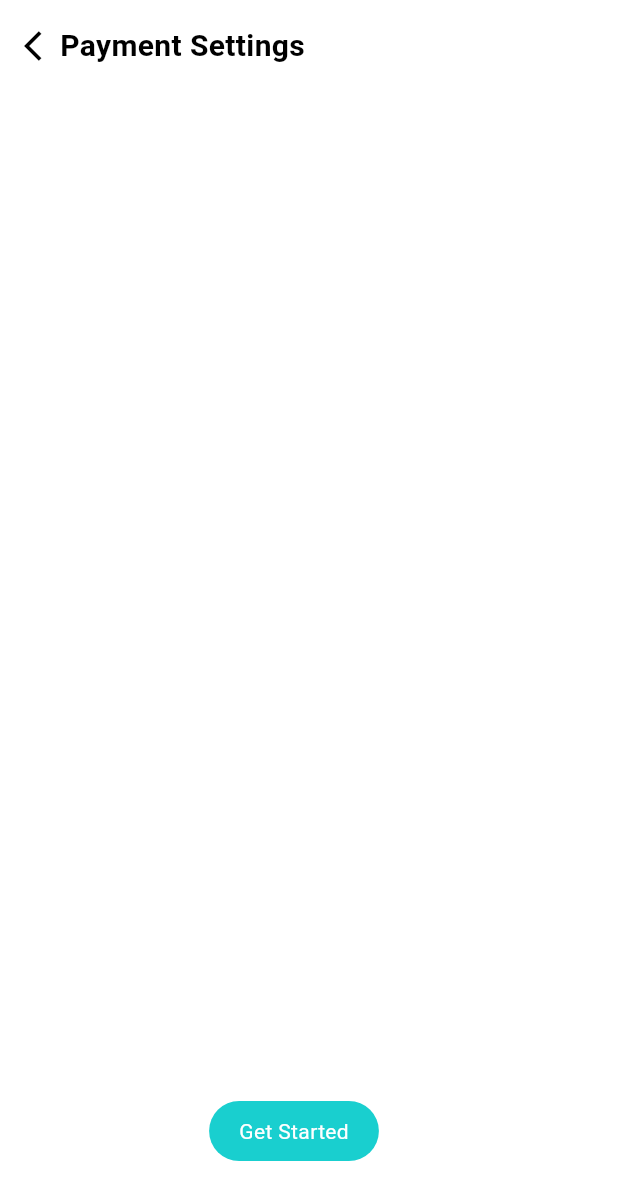
After one commit to Ahmad-code916/e-commerce_app, a Flutter app: the CardSettings screen opened directly, on a phone screen of 412 x 824 dp. The commit adds this screen. Shown: the top 1200 px of the screen. Run offline on Flutter 3.47's test engine with Material 3 defaults, Android fonts, the phone set to English and light mode, and no system bars; our stand-ins replace adaptive_dialog, cached_network_image, dio, flutter_dotenv, flutter_svg, get; missing offline and left inert: flutter_stripe.

Commit message:
Card screen

```diff
--- /dev/null
+++ b/lib/screens/card_settings/card_settings.dart
@@ -0,0 +1,166 @@
+import 'package:flutter/material.dart';
+import 'package:get/get.dart';
+
+class CardSettings extends StatelessWidget {
+  CardSettings({super.key});
+
+  @override
+  Widget build(BuildContext context) {
+    return SafeArea(
+        child: Scaffold(
+      body: Container(
+        color: Colors.white,
+        child: Padding(
+          padding: const EdgeInsets.symmetric(horizontal: 16.0),
+          child: Column(
+            children: [
+              Expanded(
+                child: Column(
+                  children: [
+                    Padding(
+                      padding: const EdgeInsets.only(top: 16, bottom: 17),
+                      child: Row(
+                        children: [
+                          GestureDetector(
+                            onTap: () {
+                              Get.back();
+                            },
+                            child: const Icon(
+                              Icons.arrow_back_ios,
+                              color: Colors.black,
+                            ),
+                          ),
+                          const Text(
+                            'Payment Settings',
+                            style: TextStyle(
+                              fontSize: 20,
+                              fontWeight: FontWeight.w700,
+                              color: Colors.black,
+                            ),
+                          ),
+                        ],
+                      ),
+                    ),
+                    const SizedBox(height: 20),
+                    // Expanded(
+                    //     child: Column(
+                    //       children: [
+                    //         if (controller.isLoading)
+                    //           const Expanded(child: NativeProgress())
+                    //         else
+                    //           ...List.generate(controller.cardsList.length + 1,
+                    //                   (i) {
+                    //                 if (controller.cardsList.length == i) {
+                    //                   return GestureDetector(
+                    //                     behavior: HitTestBehavior.opaque,
+                    //                     onTap: () {
+                    //                       controller.addNewCard();
+                    //                     },
+                    //                     child: Row(
+                    //                       children: [
+                    //                         Container(
+                    //                           padding: const EdgeInsets.symmetric(
+                    //                               horizontal: 4, vertical: 2),
+                    //                           decoration: BoxDecoration(
+                    //                               color: AppColors.lightGreySixth,
+                    //                               borderRadius:
+                    //                               BorderRadius.circular(5)),
+                    //                           child: const Icon(Icons.add),
+                    //                         ),
+                    //                         const SizedBox(width: 10),
+                    //                         Text(
+                    //                           AppStrings.addCard.tr,
+                    //                           style: const TextStyle(
+                    //                               fontSize: 15,
+                    //                               fontFamily: 'inter',
+                    //                               fontWeight: FontWeight.w400),
+                    //                         )
+                    //                       ],
+                    //                     ),
+                    //                   );
+                    //                 }
+                    //                 return GestureDetector(
+                    //                   onTap: () {
+                    //                     controller.defaultPaymentMethodId =
+                    //                     controller.cardsList[i]['id'];
+                    //                     controller.update();
+                    //                   },
+                    //                   child: Container(
+                    //                     width: double.infinity,
+                    //                     margin: const EdgeInsets.only(bottom: 10),
+                    //                     padding: const EdgeInsets.all(10),
+                    //                     decoration: BoxDecoration(
+                    //                         color: AppColors.white,
+                    //                         borderRadius: BorderRadius.circular(8),
+                    //                         border: Border.all(
+                    //                             color: AppColors.lightGreySixth)),
+                    //                     child: Row(
+                    //                       mainAxisAlignment:
+                    //                       MainAxisAlignment.spaceBetween,
+                    //                       children: [
+                    //                         Text(
+                    //                             '${controller.cardsList[i]['brandName']} **** **** **** ${controller.cardsList[i]['last4digits']}',
+                    //                             style: const TextStyle(
+                    //                                 fontSize: 15,
+                    //                                 fontFamily: 'inter',
+                    //                                 fontWeight: FontWeight.w400)),
+                    //                         Container(
+                    //                           height: 20,
+                    //                           width: 20,
+                    //                           decoration: BoxDecoration(
+                    //                             border: Border.all(
+                    //                                 color: AppColors.darkGreen),
+                    //                             borderRadius:
+                    //                             BorderRadius.circular(49),
+                    //                           ),
+                    //                           child: Padding(
+                    //                             padding: const EdgeInsets.all(5.0),
+                    //                             child: Container(
+                    //                               decoration: BoxDecoration(
+                    //                                 shape: BoxShape.circle,
+                    //                                 color: controller.cardsList[i]
+                    //                                 ['id'] ==
+                    //                                     controller
+                    //                                         .defaultPaymentMethodId
+                    //                                     ? AppColors.darkGreen
+                    //                                     : Colors.transparent,
+                    //                               ),
+                    //                             ),
+                    //                           ),
+                    //                         ),
+                    //                       ],
+                    //                     ),
+                    //                   ),
+                    //                 );
+                    //               })
+                    //       ],
+                    //     )),
+                  ],
+                ),
+              ),
+              GestureDetector(
+                onTap: () {},
+                child: Container(
+                  padding: const EdgeInsets.only(
+                      left: 20, right: 20, top: 10, bottom: 10),
+                  margin: const EdgeInsets.only(right: 20, bottom: 30),
+                  decoration: BoxDecoration(
+                      color: const Color(0xFF10CCCCC),
+                      borderRadius: BorderRadius.circular(50)),
+                  child: const Text(
+                    'Get Started',
+                    style: TextStyle(
+                      color: Colors.white,
+                      fontSize: 14,
+                    ),
+                  ),
+                ),
+              ),
+              const SizedBox(height: 20),
+            ],
+          ),
+        ),
+      ),
+    ));
+  }
+}
--- a/lib/screens/cart_list_screen/cart_screen_controller.dart
+++ b/lib/screens/cart_list_screen/cart_screen_controller.dart
@@ -6,6 +6,7 @@ import 'package:http/http.dart' as http;
 
 class CartListScreenController extends GetxController {
   final List<CartModel> cartList2 = [];
+  bool isLoading = false;
 
   Future<List<CartModel>> getCartList() async {
     final response =
@@ -16,6 +17,7 @@ class CartListScreenController extends GetxController {
         cartList2.add(CartModel.fromJson(i));
         update();
       }
+      return cartList2;
     } else {
       throw Exception('Status Code error');
     }
--- a/lib/screens/electronics/electronics_screen.dart
+++ b/lib/screens/electronics/electronics_screen.dart
@@ -1,7 +1,6 @@
 import 'package:flutter/material.dart';
 import 'package:get/get.dart';
-import 'package:new_api_project/screens/electronics/slectronics_screen_controller.dart';
-import 'package:new_api_project/screens/mens_clothing_screen/mens_clothing_controller.dart';
+import 'package:new_api_project/screens/electronics/electronics_screen_controller.dart';
 import 'package:new_api_project/widgets/app_cache_image.dart';
 import 'package:new_api_project/widgets/rich_text_widget.dart';
 
@@ -104,7 +103,7 @@ class ElectronicScreen extends StatelessWidget {
                             child: Row(
                               children: [
                                 const Icon(
-                                  Icons.favorite,
+                                  Icons.star,
                                   size: 20,
                                   color: Colors.orangeAccent,
                                 ),
--- /dev/null
+++ b/lib/utilities/stripe_api_keys.dart
@@ -0,0 +1,4 @@
+const String publishableKey =
+    "pk_test_51QGDClBpQO8Ylmm9aO91KaifnLNy7TY6PL5E1IOzFDeI6kWV6iOs1EfAF1UR91uGChhOylmLXcwRH57NDy8dOpGQ00DYNmwOnR";
+const String secretKey =
+    "sk_test_51QGDClBpQO8Ylmm9INKLn19qctBI5szbkx02CltXPoKyQwLA6PkeIVqwFjOQiNHwEZBLDdxYnkVw6l9urA7sSI4N00a04VeEg8";
--- a/pubspec.yaml
+++ b/pubspec.yaml
@@ -44,6 +44,9 @@ dependencies:
   permission_handler: ^11.3.1
   dropdown_button2: ^2.3.9
   flutter_svg: ^2.0.10+1
+  flutter_stripe: ^11.2.0
+  dio: ^5.7.0
+  flutter_dotenv: ^5.2.1
 
 
 dev_dependencies:
@@ -71,6 +74,7 @@ flutter:
   # To add assets to your application, add an assets section, like this:
   assets:
     - assets/images/
+    - assets/
 
   # An image asset can refer to one or more resolution-specific "variants", see
   # https://flutter.dev/to/resolution-aware-images
```
Also changed, not shown: lib/main.dart (+11 -2 lines), lib/models/products_model.dart (+127 -1 lines), lib/screens/cart_list_screen/cart_list_screen.dart (+7 -4 lines), lib/screens/item_view_screen/item_view_screen.dart (+24 -0 lines), lib/screens/screen_two/screen_two.dart (+17 -11 lines), lib/screens/screen_two/screen_two_controller.dart (+1 -31 lines), lib/services/stripe_services.dart (added, +70 -0 lines), lib/screens/card_settings/card_settings_controller.dart (added), lib/screens/electronics/electronics_screen_controller.dart (renamed from lib/screens/electronics/slectronics_screen_controller.dart), pubspec.lock, 6 other files.
